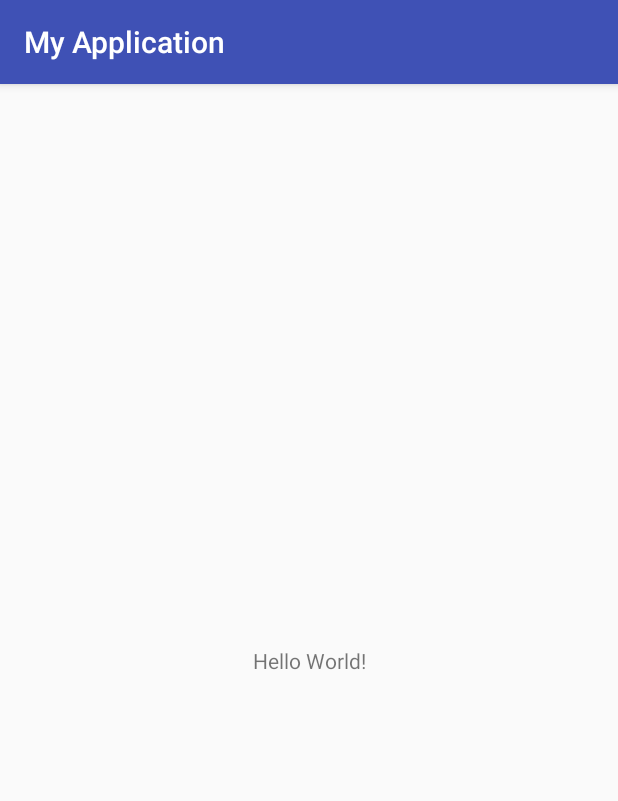
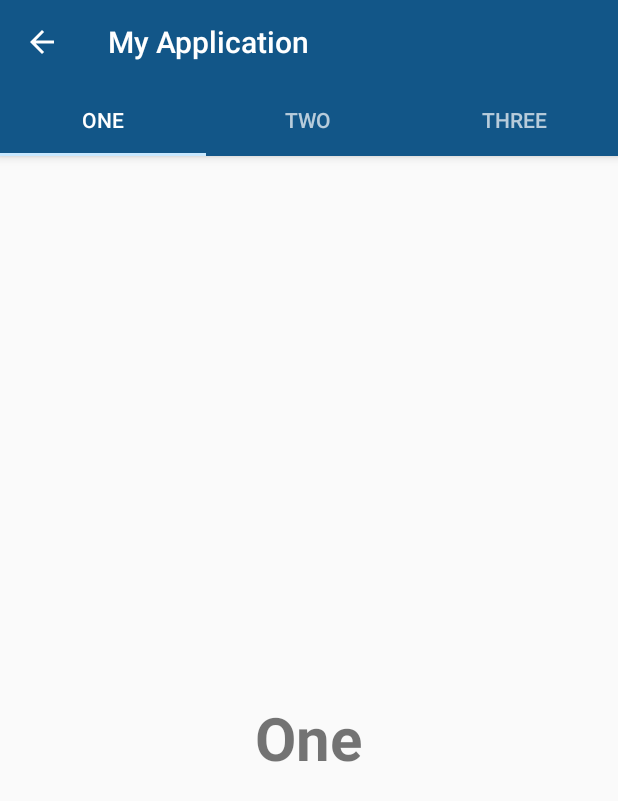
Before and after one commit to gungunpriatna/AndroidMaterialTabs, an Android app: the screen it shows after launch (MainActivity), on a phone screen of 412 x 824 dp. Shown: the top 801 px of the screen. Run offline under Robolectric (Android 15) with nearby library versions, the phone set to English and light mode, and no system bars.

Commit message:
add fragment

```diff
--- a/app/build.gradle
+++ b/app/build.gradle
@@ -21,7 +21,9 @@ android {
 dependencies {
     implementation fileTree(dir: 'libs', include: ['*.jar'])
     implementation 'com.android.support:appcompat-v7:28.0.0-alpha3'
+    implementation 'com.android.support:design:28.0.0-alpha3'
     implementation 'com.android.support.constraint:constraint-layout:1.1.2'
+    implementation 'com.android.support:support-v4:28.0.0-alpha3'
     testImplementation 'junit:junit:4.12'
     androidTestImplementation 'com.android.support.test:runner:1.0.2'
     androidTestImplementation 'com.android.support.test.espresso:espresso-core:3.0.2'
--- a/app/src/main/AndroidManifest.xml
+++ b/app/src/main/AndroidManifest.xml
@@ -8,8 +8,10 @@
         android:label="@string/app_name"
         android:roundIcon="@mipmap/ic_launcher_round"
         android:supportsRtl="true"
-        android:theme="@style/AppTheme">
-        <activity android:name=".MainActivity">
+        android:theme="@style/MyMaterialTheme">
+        <activity
+            android:name=".MainActivity"
+            android:label="@string/app_name">
             <intent-filter>
                 <action android:name="android.intent.action.MAIN" />
 
--- a/app/src/main/java/me/gungunpriatna/myapplication/MainActivity.java
+++ b/app/src/main/java/me/gungunpriatna/myapplication/MainActivity.java
@@ -1,13 +1,78 @@
 package me.gungunpriatna.myapplication;
 
+import android.support.design.widget.TabLayout;
+import android.support.v4.app.Fragment;
+import android.support.v4.app.FragmentManager;
+import android.support.v4.app.FragmentPagerAdapter;
+import android.support.v4.view.ViewPager;
 import android.support.v7.app.AppCompatActivity;
 import android.os.Bundle;
+import android.support.v7.widget.Toolbar;
+
+import java.util.ArrayList;
+import java.util.List;
 
 public class MainActivity extends AppCompatActivity {
+    private Toolbar toolbar;
+    private TabLayout tabLayout;
+    private ViewPager viewPager;
+
 
     @Override
     protected void onCreate(Bundle savedInstanceState) {
         super.onCreate(savedInstanceState);
         setContentView(R.layout.activity_main);
+
+        toolbar = findViewById(R.id.toolbar);
+        setSupportActionBar(toolbar);
+
+        getSupportActionBar().setDisplayHomeAsUpEnabled(true);
+
+        viewPager = findViewById(R.id.viewpager);
+        setupViewPager(viewPager);
+
+        tabLayout = findViewById(R.id.tabs);
+        tabLayout.setupWithViewPager(viewPager);
+
+    }
+
+    private void setupViewPager(ViewPager viewPager)
+    {
+        ViewPagerAdapter adapter = new ViewPagerAdapter(getSupportFragmentManager());
+        adapter.addFragment(new OneFragment(), "ONE");
+        adapter.addFragment(new TwoFragment(), "TWO");
+        adapter.addFragment(new ThreeFragment(), "THREE");
+        viewPager.setAdapter(adapter);
+    }
+
+    class ViewPagerAdapter extends FragmentPagerAdapter {
+        private final List<Fragment> mFragmentList = new ArrayList<>();
+        private final List<String> mFragmentTitleList = new ArrayList<>();
+
+        public ViewPagerAdapter(FragmentManager manager) {
+            super(manager);
+        }
+
+        @Override
+        public Fragment getItem(int position) {
+            return mFragmentList.get(position);
+        }
+
+        @Override
+        public int getCount() {
+            return mFragmentList.size();
+        }
+
+        public void addFragment(Fragment fragment, String title) {
+            mFragmentList.add(fragment);
+            mFragmentTitleList.add(title);
+        }
+
+        @Override
+        public CharSequence getPageTitle(int position) {
+            return mFragmentTitleList.get(position);
+        }
+
+
     }
 }
--- /dev/null
+++ b/app/src/main/java/me/gungunpriatna/myapplication/OneFragment.java
@@ -0,0 +1,30 @@
+package me.gungunpriatna.myapplication;
+
+
+import android.os.Bundle;
+import android.support.v4.app.Fragment;
+import android.view.LayoutInflater;
+import android.view.View;
+import android.view.ViewGroup;
+
+
+
+public class OneFragment extends Fragment{
+
+    public OneFragment() {
+        // Required empty public constructor
+    }
+
+    @Override
+    public void onCreate(Bundle savedInstanceState) {
+        super.onCreate(savedInstanceState);
+    }
+
+    @Override
+    public View onCreateView(LayoutInflater inflater, ViewGroup container,
+                             Bundle savedInstanceState) {
+        // Inflate the layout for this fragment
+        return inflater.inflate(R.layout.fragment_one, container, false);
+    }
+
+}
--- /dev/null
+++ b/app/src/main/java/me/gungunpriatna/myapplication/ThreeFragment.java
@@ -0,0 +1,29 @@
+package me.gungunpriatna.myapplication;
+
+import android.content.Context;
+import android.net.Uri;
+import android.os.Bundle;
+import android.support.v4.app.Fragment;
+import android.view.LayoutInflater;
+import android.view.View;
+import android.view.ViewGroup;
+
+public class ThreeFragment extends Fragment{
+
+    public ThreeFragment() {
+        // Required empty public constructor
+    }
+
+    @Override
+    public void onCreate(Bundle savedInstanceState) {
+        super.onCreate(savedInstanceState);
+    }
+
+    @Override
+    public View onCreateView(LayoutInflater inflater, ViewGroup container,
+                             Bundle savedInstanceState) {
+        // Inflate the layout for this fragment
+        return inflater.inflate(R.layout.fragment_three, container, false);
+    }
+
+}
--- /dev/null
+++ b/app/src/main/java/me/gungunpriatna/myapplication/TwoFragment.java
@@ -0,0 +1,30 @@
+package me.gungunpriatna.myapplication;
+
+import android.content.Context;
+import android.net.Uri;
+import android.os.Bundle;
+import android.support.v4.app.Fragment;
+import android.view.LayoutInflater;
+import android.view.View;
+import android.view.ViewGroup;
+
+
+public class TwoFragment extends Fragment{
+
+    public TwoFragment() {
+        // Required empty public constructor
+    }
+
+    @Override
+    public void onCreate(Bundle savedInstanceState) {
+        super.onCreate(savedInstanceState);
+    }
+
+    @Override
+    public View onCreateView(LayoutInflater inflater, ViewGroup container,
+                             Bundle savedInstanceState) {
+        // Inflate the layout for this fragment
+        return inflater.inflate(R.layout.fragment_two, container, false);
+    }
+
+}
--- a/app/src/main/res/layout/activity_main.xml
+++ b/app/src/main/res/layout/activity_main.xml
@@ -1,18 +1,33 @@
 <?xml version="1.0" encoding="utf-8"?>
-<android.support.constraint.ConstraintLayout xmlns:android="http://schemas.android.com/apk/res/android"
+<android.support.design.widget.CoordinatorLayout xmlns:android="http://schemas.android.com/apk/res/android"
     xmlns:app="http://schemas.android.com/apk/res-auto"
-    xmlns:tools="http://schemas.android.com/tools"
     android:layout_width="match_parent"
-    android:layout_height="match_parent"
-    tools:context=".MainActivity">
+    android:layout_height="match_parent">
 
-    <TextView
-        android:layout_width="wrap_content"
+    <android.support.design.widget.AppBarLayout
+        android:layout_width="match_parent"
         android:layout_height="wrap_content"
-        android:text="Hello World!"
-        app:layout_constraintBottom_toBottomOf="parent"
-        app:layout_constraintLeft_toLeftOf="parent"
-        app:layout_constraintRight_toRightOf="parent"
-        app:layout_constraintTop_toTopOf="parent" />
+        android:theme="@style/ThemeOverlay.AppCompat.Dark.ActionBar">
 
-</android.support.constraint.ConstraintLayout>
+        <android.support.v7.widget.Toolbar
+            android:id="@+id/toolbar"
+            android:layout_width="match_parent"
+            android:layout_height="?attr/actionBarSize"
+            android:background="?attr/colorPrimary"
+            app:layout_scrollFlags="scroll|enterAlways"
+            app:popupTheme="@style/ThemeOverlay.AppCompat.Light" />
+
+        <android.support.design.widget.TabLayout
+            android:id="@+id/tabs"
+            android:layout_width="match_parent"
+            android:layout_height="wrap_content"
+            app:tabMode="fixed"
+            app:tabGravity="fill"/>
+    </android.support.design.widget.AppBarLayout>
+
+    <android.support.v4.view.ViewPager
+        android:id="@+id/viewpager"
+        android:layout_width="match_parent"
+        android:layout_height="match_parent"
+        app:layout_behavior="@string/appbar_scrolling_view_behavior"  />
+</android.support.design.widget.CoordinatorLayout>
--- /dev/null
+++ b/app/src/main/res/layout/fragment_one.xml
@@ -0,0 +1,16 @@
+<?xml version="1.0" encoding="utf-8"?>
+<RelativeLayout xmlns:android="http://schemas.android.com/apk/res/android"
+    xmlns:tools="http://schemas.android.com/tools"
+    android:layout_width="match_parent"
+    android:layout_height="match_parent"
+    tools:context="info.androidhive.materialtabs.fragments.OneFragment">
+
+    <TextView
+        android:layout_width="wrap_content"
+        android:layout_height="wrap_content"
+        android:text="@string/one"
+        android:textSize="40dp"
+        android:textStyle="bold"
+        android:layout_centerInParent="true"/>
+
+</RelativeLayout>
--- /dev/null
+++ b/app/src/main/res/values-v21/styles.xml
@@ -0,0 +1,11 @@
+<resources>
+
+    <style name="MyMaterialTheme" parent="MyMaterialTheme.Base">
+        <item name="android:windowContentTransitions">true</item>
+        <item name="android:windowAllowEnterTransitionOverlap">true</item>
+        <item name="android:windowAllowReturnTransitionOverlap">true</item>
+        <item name="android:windowSharedElementEnterTransition">@android:transition/move</item>
+        <item name="android:windowSharedElementExitTransition">@android:transition/move</item>
+    </style>
+
+</resources>
--- a/app/src/main/res/values/colors.xml
+++ b/app/src/main/res/values/colors.xml
@@ -1,6 +1,9 @@
 <?xml version="1.0" encoding="utf-8"?>
 <resources>
-    <color name="colorPrimary">#3F51B5</color>
-    <color name="colorPrimaryDark">#303F9F</color>
-    <color name="colorAccent">#FF4081</color>
+    <color name="colorPrimary">#125688</color>
+    <color name="colorPrimaryDark">#125688</color>
+    <color name="textColorPrimary">#FFFFFF</color>
+    <color name="windowBackground">#FFFFFF</color>
+    <color name="navigationBarColor">#000000</color>
+    <color name="colorAccent">#c8e8ff</color>
 </resources>
--- a/app/src/main/res/values/strings.xml
+++ b/app/src/main/res/values/strings.xml
@@ -1,3 +1,9 @@
 <resources>
     <string name="app_name">My Application</string>
+
+    <!-- TODO: Remove or change this placeholder text -->
+    <string name="hello_blank_fragment">Hello blank fragment</string>
+    <string name="one">One</string>
+    <string name="two">Two</string>
+    <string name="three">three</string>
 </resources>
--- a/app/src/main/res/values/styles.xml
+++ b/app/src/main/res/values/styles.xml
@@ -1,8 +1,12 @@
 <resources>
 
-    <!-- Base application theme. -->
-    <style name="AppTheme" parent="Theme.AppCompat.Light.DarkActionBar">
-        <!-- Customize your theme here. -->
+    <style name="MyMaterialTheme" parent="MyMaterialTheme.Base">
+
+    </style>
+
+    <style name="MyMaterialTheme.Base" parent="Theme.AppCompat.Light.DarkActionBar">
+        <item name="windowNoTitle">true</item>
+        <item name="windowActionBar">false</item>
         <item name="colorPrimary">@color/colorPrimary</item>
         <item name="colorPrimaryDark">@color/colorPrimaryDark</item>
         <item name="colorAccent">@color/colorAccent</item>
```
Also changed, not shown: app/src/main/res/layout/fragment_three.xml (added, +16 -0 lines), app/src/main/res/layout/fragment_two.xml (added, +16 -0 lines), app/src/main/res/values/dimens.xml (added, +10 -0 lines).
